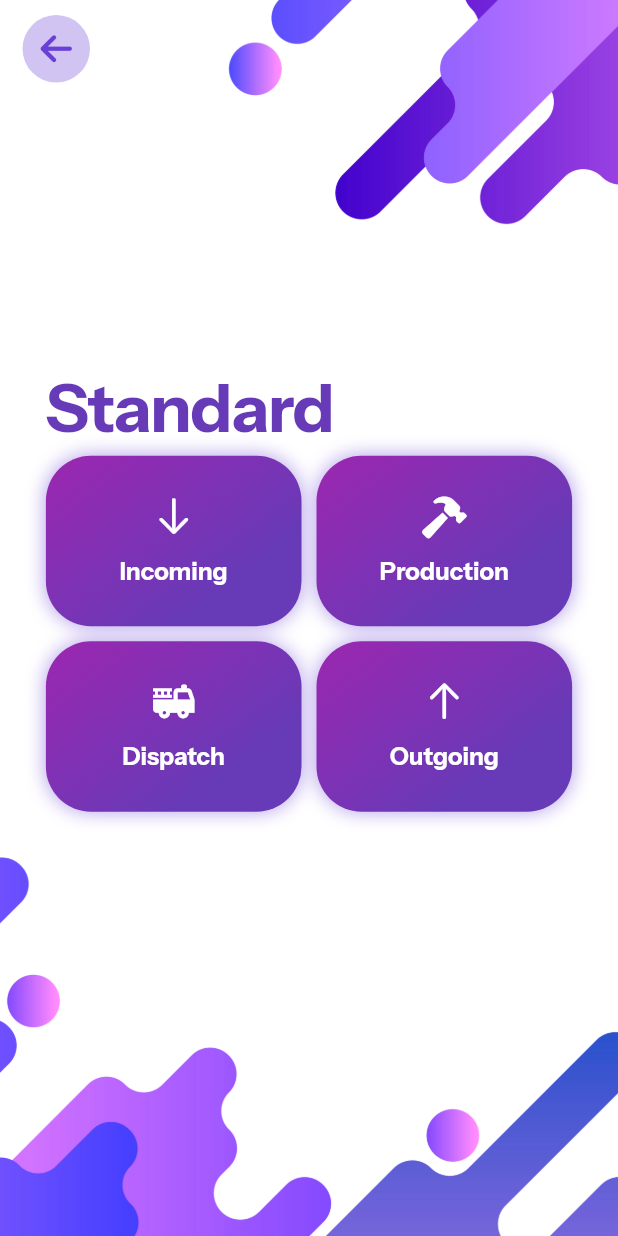
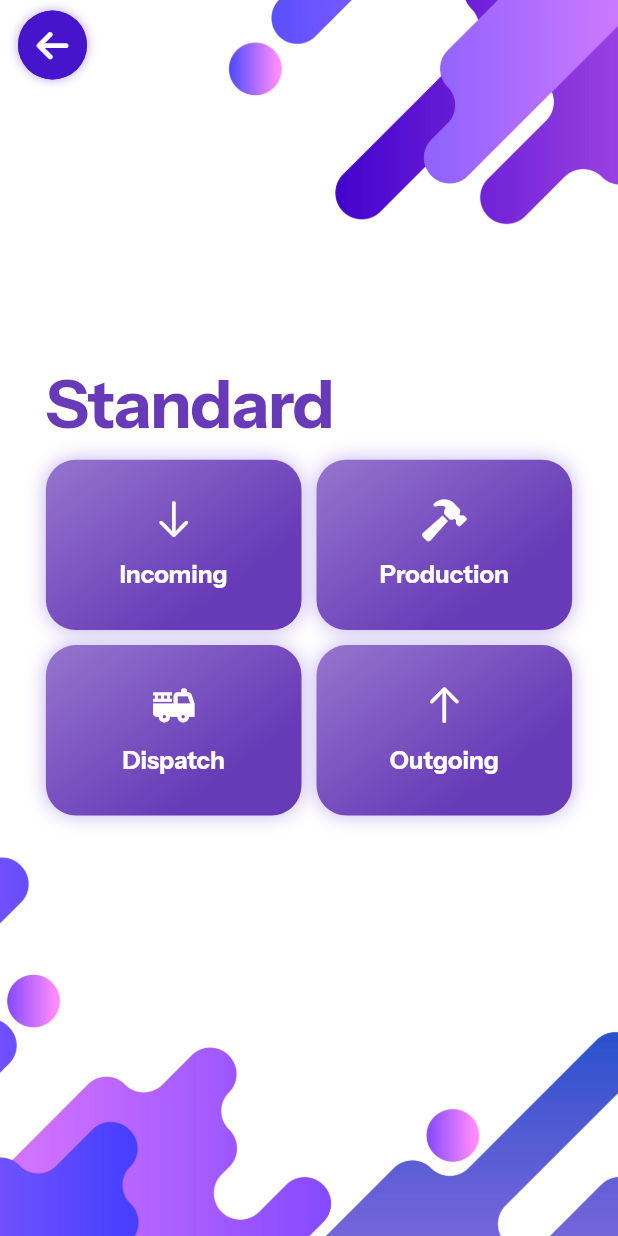
Before and after one commit to ananthuvs2000/dthexports, a Flutter app: the HomePage screen opened directly, after a tap on "Standard", on a phone screen of 412 x 824 dp. Run offline on Flutter 3.47's test engine with Material 2 defaults, Android fonts, the phone set to English and light mode, and no system bars; our stand-ins replace flutter_screenutil, font_awesome_flutter, get, image_picker; network calls fail; project files that could hold a hidden picture were left out.

Commit message:
minor redesgin

```diff
--- a/lib/_common_widgets/bottom_actions_area.dart
+++ b/lib/_common_widgets/bottom_actions_area.dart
@@ -17,7 +17,11 @@ class BottomActionsArea extends StatelessWidget {
         vertical: 7,
       ),
       decoration: BoxDecoration(
-        border: Border(top: BorderSide(color: primaryColor.withOpacity(0.5))),
+        border: Border(
+          top: BorderSide(
+            color: primaryColor.withOpacity(0.2),
+          ),
+        ),
         boxShadow: [
           BoxShadow(
             color: Colors.black.withOpacity(0.25),
--- a/lib/_common_widgets/dashboard_option_container.dart
+++ b/lib/_common_widgets/dashboard_option_container.dart
@@ -30,8 +30,8 @@ class DashboardOptionContainer extends StatelessWidget {
         decoration: BoxDecoration(
           boxShadow: [
             BoxShadow(
-              color: shadowColor.withOpacity(0.75),
-              blurRadius: 7,
+              color: shadowColor.withOpacity(0.5),
+              blurRadius: 10,
             ),
           ],
           gradient: gradient,
@@ -46,7 +46,7 @@ class DashboardOptionContainer extends StatelessWidget {
               size: 30,
               color: Colors.white,
             ),
-            wSpace(20),
+            hSpace(5),
             Text(
               text,
               style: const TextStyle(
--- a/lib/_common_widgets/sub_dashboard_option.dart
+++ b/lib/_common_widgets/sub_dashboard_option.dart
@@ -19,18 +19,18 @@ class SubDashboardItem extends StatelessWidget {
   Widget build(BuildContext context) {
     return InkWell(
       onTap: onTap,
-      borderRadius: BorderRadius.circular(dashboardItemBorderRadius + 10),
+      borderRadius: BorderRadius.circular(globalBorderRadius),
       child: Ink(
         padding: const EdgeInsets.symmetric(horizontal: 20, vertical: 20),
         decoration: BoxDecoration(
           boxShadow: [
             BoxShadow(
-              color: primaryColor.withOpacity(0.4),
+              color: primaryColor.withOpacity(0.3),
               blurRadius: 10,
             ),
           ],
           gradient: subDashboardOptionGrad,
-          borderRadius: BorderRadius.circular(dashboardItemBorderRadius + 10),
+          borderRadius: BorderRadius.circular(globalBorderRadius),
         ),
         child: Center(
           child: Column(
--- a/lib/screens/home_page.dart
+++ b/lib/screens/home_page.dart
@@ -22,32 +22,39 @@ class _HomePageState extends State<HomePage> {
   @override
   Widget build(BuildContext context) {
     return Container(
-      decoration: BoxDecoration(
-        image: DecorationImage(image: AssetImage(
-          'assets/images/loginbg.png',
-        ),fit: BoxFit.cover)
+      decoration: const BoxDecoration(
+        image: DecorationImage(
+          image: AssetImage(
+            'assets/images/loginbg.png',
+          ),
+          fit: BoxFit.cover,
+        ),
       ),
       child: Scaffold(
-       backgroundColor: Colors.transparent,
+        backgroundColor: Colors.transparent,
         body: SafeArea(
           child: Padding(
-            padding: EdgeInsets.symmetric(horizontal: PageLayout.pagePaddingX+10),
+            padding: EdgeInsets.symmetric(horizontal: PageLayout.pagePaddingX + 10),
             child: Column(
               mainAxisAlignment: MainAxisAlignment.center,
-              crossAxisAlignment: CrossAxisAlignment.start,
+              crossAxisAlignment: CrossAxisAlignment.center,
               children: [
-
-                hSpace(70),
+                Image.asset(
+                  'assets/images/appbar.jpg',
+                  height: 50.h,
+                  fit: BoxFit.fitHeight,
+                ),
+                hSpace(50),
                 GridView.count(
                   shrinkWrap: true,
                   crossAxisCount: 2,
-                  mainAxisSpacing: 10,
-                  crossAxisSpacing: 10,
+                  mainAxisSpacing: 15,
+                  crossAxisSpacing: 15,
                   childAspectRatio: 1.5,
                   children: [
                     DashboardOptionContainer(
-                      gradient: primaryButtonGradient,
-                      shadowColor: secondaryColor,
+                      gradient: dashboardOptionGrad3,
+                      shadowColor: primaryColor,
                       icon: CupertinoIcons.building_2_fill,
                       text: 'Standard',
                       onTap: () {
@@ -70,8 +77,8 @@ class _HomePageState extends State<HomePage> {
                       },
                     ),
                     DashboardOptionContainer(
-                      gradient: dashboardOptionGrad3,
-                      shadowColor: Colors.deepPurple,
+                      gradient: primaryButtonGradient,
+                      shadowColor: Colors.indigo,
                       icon: CupertinoIcons.doc_chart_fill,
                       text: 'Reports',
                       onTap: () {
@@ -93,16 +100,6 @@ class _HomePageState extends State<HomePage> {
                   ],
                 ),
                 hSpace(60),
-                Row(mainAxisAlignment: MainAxisAlignment.center,
-                  children: [
-                    Image.asset(
-                      'assets/images/appbar.jpg',
-                      height: 40.h,
-                      fit: BoxFit.fitHeight,
-                    ),
-                  ],
-                ),
-
               ],
             ),
           ),
--- a/lib/screens/standard/incoming/batch_selection_page.dart
+++ b/lib/screens/standard/incoming/batch_selection_page.dart
@@ -17,13 +17,13 @@ class BatchSelectionPage extends StatelessWidget {
   Widget build(BuildContext context) {
     return Scaffold(
       appBar: AppBar(
-        foregroundColor: Colors.black,
         backgroundColor: Colors.transparent,
         automaticallyImplyLeading: false,
         leading: ArrowBack(
           onTap: () => Get.back(),
         ),
         toolbarHeight: 60,
+        leadingWidth: 70,
       ),
       body: Padding(
         padding: EdgeInsets.symmetric(horizontal: PageLayout.pagePaddingX),
--- a/lib/screens/standard/production/accepted_batch_selection.dart
+++ b/lib/screens/standard/production/accepted_batch_selection.dart
@@ -21,6 +21,7 @@ class AccepedBatchSelectionPage extends StatelessWidget {
         backgroundColor: Colors.transparent,
         automaticallyImplyLeading: false,
         toolbarHeight: 60,
+        leadingWidth: 60,
         leading: ArrowBack(
           onTap: () => Get.back(),
         ),
--- a/lib/screens/standard/standard_page.dart
+++ b/lib/screens/standard/standard_page.dart
@@ -4,7 +4,6 @@ import 'package:dth/screens/standard/incoming/check_page.dart';
 import 'package:dth/screens/standard/outgoing/outgoing_page.dart';
 import 'package:dth/screens/standard/production/accepted_batch_selection.dart';
 import 'package:dth/screens/standard/production/production_day_end.dart';
-import 'package:dth/screens/standard/production/production_day_start.dart';
 import 'package:dth/theme/arrow_back.dart';
 import 'package:dth/theme/colors.dart';
 import 'package:dth/theme/layout.dart';
@@ -26,7 +25,7 @@ class _StandardScreenState extends State<StandardScreen> {
   @override
   Widget build(BuildContext context) {
     return Container(
-      decoration: BoxDecoration(
+      decoration: const BoxDecoration(
           image: DecorationImage(
               image: AssetImage(
                 'assets/images/loginbg.png',
@@ -34,7 +33,7 @@ class _StandardScreenState extends State<StandardScreen> {
               fit: BoxFit.cover)),
       child: Scaffold(
         appBar: AppBar(
-          leadingWidth: 60,
+          leadingWidth: 70,
           toolbarHeight: 60,
           leading: ArrowBack(
             onTap: () => Get.back(),
@@ -53,6 +52,7 @@ class _StandardScreenState extends State<StandardScreen> {
                 'Standard',
                 style: TextStyles.veryLargeHeading,
               ),
+              hSpace(5),
               GridView.count(
                 shrinkWrap: true,
                 crossAxisCount: 2,
@@ -104,9 +104,10 @@ class _StandardScreenState extends State<StandardScreen> {
                   SubDashboardItem(
                     icon: CupertinoIcons.up_arrow,
                     onTap: () {
-                      Get.to(const OutGoingScreen(),
-                          transition: Transition.rightToLeftWithFade,
-                          duration: Duration(microseconds: 500));
+                      Get.to(
+                        const OutGoingScreen(),
+                        transition: Transition.rightToLeft,
+                      );
                     },
                     label: 'Outgoing',
                   ),
@@ -139,7 +140,7 @@ incomingModalSheet({
                       onTap: () => Get.to(() => destination1, transition: Transition.downToUp),
                       label: 'Checking',
                       icon: Icons.search)),
-              wSpace(10),
+              wSpace(15),
               Expanded(
                   child: SubDashboardItem(
                       onTap: () => Get.to(() => destination2, transition: Transition.downToUp),
@@ -169,7 +170,7 @@ productionModal({
                       onTap: () => Get.to(() => destination1, transition: Transition.downToUp),
                       label: 'Day Start',
                       icon: Icons.sunny)),
-              wSpace(10),
+              wSpace(15),
               Expanded(
                   child: SubDashboardItem(
                       onTap: () => Get.to(() => destination2, transition: Transition.downToUp),
--- a/lib/theme/arrow_back.dart
+++ b/lib/theme/arrow_back.dart
@@ -10,16 +10,24 @@ class ArrowBack extends StatelessWidget {
   final void Function() onTap;
   @override
   Widget build(BuildContext context) {
-    return GestureDetector(
+    return InkWell(
+      customBorder: const CircleBorder(),
       onTap: onTap,
-      child: Padding(
-        padding: const EdgeInsets.only(
-          left: 15,
-          top: 5,
+      child: Container(
+        margin: const EdgeInsets.all(7),
+        decoration: BoxDecoration(
+          color: primaryColor,
+          shape: BoxShape.circle,
+          boxShadow: [
+            BoxShadow(
+              color: primaryColor.withOpacity(0.4),
+              blurRadius: 5,
+            )
+          ],
         ),
         child: CircleAvatar(
-          backgroundColor: primaryColor.withOpacity(0.25),
-          foregroundColor: primaryColor.withOpacity(0.75),
+          backgroundColor: primaryColor,
+          foregroundColor: inversePrimaryColor,
           radius: 35,
           child: const Icon(FontAwesomeIcons.arrowLeft),
         ),
--- a/lib/theme/colors.dart
+++ b/lib/theme/colors.dart
@@ -47,7 +47,7 @@ LinearGradient dashboardOptionGrad4 = const LinearGradient(
 //
 LinearGradient subDashboardOptionGrad = LinearGradient(
   colors: [
-    Colors.purple,
+    Colors.deepPurple.shade300,
     Colors.deepPurple,
   ],
   begin: Alignment.topLeft,
```
Also changed, not shown: lib/_common_widgets/error_display_caption.dart (+7 -8 lines), lib/_common_widgets/loading_display_caption.dart (+5 -5 lines), lib/_common_widgets/number_entry_field.dart (+7 -4 lines), lib/_common_widgets/textfield.dart (deleted, +0 -41 lines), lib/_common_widgets/textformfield.dart (+14 -8 lines), lib/screens/login_page.dart (+4 -4 lines).
